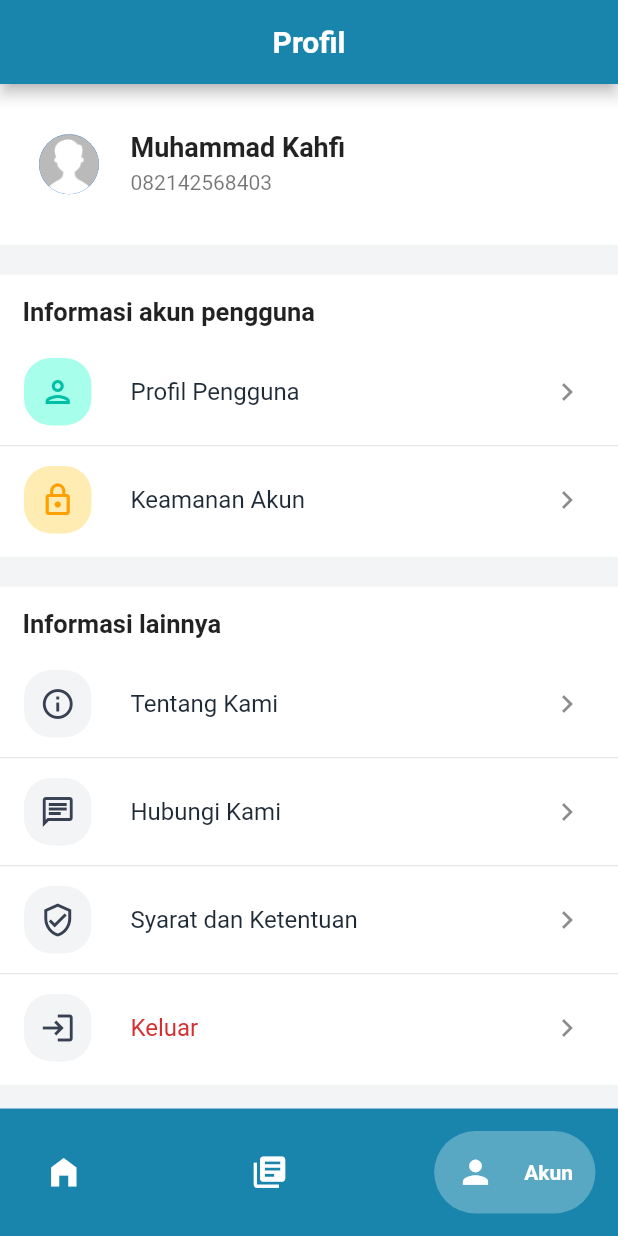
After one commit to orangdeso/E-PKK-, a Flutter app: the navbarView screen opened directly, item 3 of the bottom bar chosen, on a phone screen of 412 x 824 dp. The commit adds this screen. Run offline on Flutter 3.47's test engine with Material 2 defaults, Android fonts, the phone set to English and light mode, and no system bars; drawn by our look-alikes of google_nav_bar; our stand-ins replace flutter_svg, fluttertoast, google_fonts, shared_preferences; accounts and stored records are empty.

Commit message:
UI Setting akun clear

```diff
--- a/lib/helpers/ApiHelper.dart
+++ b/lib/helpers/ApiHelper.dart
@@ -1,3 +1,3 @@
 class ApiHelper {
-  static final String url = 'http://172.16.110.77/vscode/api_rest_pkk/';
+  static final String url = 'http://192.168.1.13/vscode/api_rest_pkk/';
 }
--- a/lib/utils/constants.dart
+++ b/lib/utils/constants.dart
@@ -12,6 +12,7 @@ Color color3 = Color(0xff58A7C3);
 Color abu1 = Color(0xffD9D9D9);
 
 // Color abu
+Color grey50 = Color(0xFFF9FAFB);
 Color grey100 = Color(0xffF3F4F6);
 Color grey200 = Color(0xffE5E7EB);
 Color grey300 = Color(0xffD1D5DB);
@@ -21,6 +22,18 @@ Color grey600 = Color(0xff4B5563);
 Color grey700 = Color(0xff374151);
 Color grey800 = Color(0xff1F2A37);
 Color grey900 = Color(0xff111928);
+
+// Blue light
+Color blueLight50 = Color(0xFFF0F9FF);
+Color blueLight100 = Color(0xFFE0F2FE);
+Color blueLight200 = Color(0xFFB9E6FE);
+Color blueLight300 = Color(0xFF7CD4FD);
+Color blueLight400 = Color(0xFF36BFFA);
+Color blueLight500 = Color(0xFF0BA5EC);
+Color blueLight600 = Color(0xFF0086C9);
+Color blueLight700 = Color(0xFF026AA2);
+Color blueLight800 = Color(0xFF065986);
+Color blueLight900 = Color(0xFF0B4A6F);
 
 TextStyle whiteTextStyle = GoogleFonts.inter(
   color: whiteColor,
@@ -38,6 +51,4 @@ TextStyle formStyle = GoogleFonts.inter(
   color: form,
 );
 
-
-
 FontWeight bold = FontWeight.bold;
--- /dev/null
+++ b/lib/views/Home/home_page.dart
@@ -0,0 +1,22 @@
+import 'package:flutter/material.dart';
+
+class HomePage extends StatefulWidget {
+  const HomePage({super.key});
+
+  @override
+  State<HomePage> createState() => _HomePageState();
+}
+
+class _HomePageState extends State<HomePage> {
+  @override
+  Widget build(BuildContext context) {
+    return Scaffold(
+      body: Center(
+        child: Text(
+          "Home",
+          style: TextStyle(fontSize: 50),
+        ),
+      ),
+    );
+  }
+}
--- a/lib/views/Login/components/LoginController.dart
+++ b/lib/views/Login/components/LoginController.dart
@@ -1,7 +1,6 @@
-import 'package:e_pkk/helpers/OkDialog.dart';
 import 'package:e_pkk/models/LoginApi.dart';
 import 'package:e_pkk/utils/constants.dart';
-import 'package:e_pkk/views/LupaPassword/lupa_password_screen.dart';
+import 'package:e_pkk/views/navbar_view.dart';
 import 'package:flutter/material.dart';
 import 'package:fluttertoast/fluttertoast.dart';
 
@@ -20,7 +19,7 @@ class LoginController {
       if (value.kode == 1) {
         show("Berhasil Login");
         Navigator.of(context)
-            .push(MaterialPageRoute(builder: (context) => lupaPassword()));
+            .push(MaterialPageRoute(builder: (context) => navbarView()));
       } else {
         show("No WhatsApp atau password Anda salah");
         // final myDialog;
--- a/lib/views/Login/components/body.dart
+++ b/lib/views/Login/components/body.dart
@@ -5,7 +5,7 @@ import 'package:e_pkk/views/Login/components/background.dart';
 import 'package:e_pkk/views/Registrasi/components/atau_divider.dart';
 import 'package:e_pkk/views/Registrasi/registrasi_screen.dart';
 import 'package:e_pkk/views/Welcome/welcome_screen.dart';
-import 'package:e_pkk/widget/rounded_password_field.dart';
+import 'package:e_pkk/widgets/rounded_password_field.dart';
 import 'package:e_pkk/simpan_login.dart';
 import 'package:e_pkk/utils/constants.dart';
 import 'package:flutter/material.dart';
@@ -218,7 +218,7 @@ class _BodyState extends State<Body> {
                   validator: (value) {
                     if (value == null || value.isEmpty) {
                       return 'password tidak boleh kosong';
-                    } else if (value.length < 3) {
+                    } else if (value.length < 6) {
                       return 'password minimal 6 karakter';
                     }
                   },
--- a/lib/views/Registrasi/components/body.dart
+++ b/lib/views/Registrasi/components/body.dart
@@ -1,9 +1,9 @@
 import 'package:e_pkk/views/Login/login_screen.dart';
 import 'package:e_pkk/views/Registrasi/components/atau_divider.dart';
 import 'package:e_pkk/views/Registrasi/components/background.dart';
-import 'package:e_pkk/widget/rounded_input_field.dart';
-import 'package:e_pkk/widget/rounded_password_field.dart';
-import 'package:e_pkk/widget/rounded_whatsapp_field.dart';
+import 'package:e_pkk/widgets/rounded_input_field.dart';
+import 'package:e_pkk/widgets/rounded_password_field.dart';
+import 'package:e_pkk/widgets/rounded_whatsapp_field.dart';
 import 'package:e_pkk/utils/constants.dart';
 import 'package:flutter/material.dart';
 import 'package:flutter/services.dart';
--- /dev/null
+++ b/lib/views/Riwayat/riwayat_page.dart
@@ -0,0 +1,24 @@
+import 'package:flutter/material.dart';
+
+class RiwayatPage extends StatefulWidget {
+  const RiwayatPage({super.key});
+
+  @override
+  State<RiwayatPage> createState() => _RiwayatPageState();
+}
+
+class _RiwayatPageState extends State<RiwayatPage> {
+  @override
+  Widget build(BuildContext context) {
+    return Scaffold(
+      body: Center(
+        child: Text(
+          "Riwayat ",
+          style: TextStyle(
+            fontSize: 50,
+          ),
+        ),
+      ),
+    );
+  }
+}
--- /dev/null
+++ b/lib/views/SettingAkun/setting_akun_page.dart
@@ -0,0 +1,352 @@
+import 'package:e_pkk/utils/constants.dart';
+import 'package:e_pkk/views/LupaPassword/lupa_password_screen.dart';
+import 'package:flutter/material.dart';
+
+class SettingAkun extends StatefulWidget {
+  const SettingAkun({super.key});
+
+  @override
+  State<SettingAkun> createState() => _SettingAkunState();
+}
+
+class _SettingAkunState extends State<SettingAkun> {
+  @override
+  Widget build(BuildContext context) {
+    Size size = MediaQuery.of(context).size;
+    return Scaffold(
+      appBar: AppBar(
+        title: Text(
+          "Profil",
+          style: TextStyle(
+            fontWeight: FontWeight.bold,
+          ),
+        ),
+        centerTitle: true,
+        backgroundColor: ktextColor,
+        automaticallyImplyLeading: false,
+      ),
+      backgroundColor: grey100,
+      body: ListView(
+        physics: BouncingScrollPhysics(),
+        children: <Widget>[
+          //SizedBox(height: size.height * 0.15),
+          Align(
+            alignment: FractionalOffset.topCenter,
+            child: Container(
+              padding: EdgeInsets.symmetric(vertical: 5),
+              color: whiteColor,
+              height: size.height * 0.13,
+              alignment: Alignment.centerLeft,
+              child: Padding(
+                padding: EdgeInsets.only(
+                  left: 10,
+                  top: 5,
+                  bottom: 5,
+                  right: 10,
+                ),
+                child: ListTile(
+                  leading: CircleAvatar(
+                    backgroundImage: AssetImage("assets/icons/user64.png"),
+                  ),
+                  title: Padding(
+                    padding: EdgeInsets.symmetric(vertical: 5, horizontal: 5),
+                    child: Text(
+                      "Muhammad Kahfi",
+                      maxLines: 1,
+                      style: TextStyle(
+                        fontSize: 18,
+                        fontWeight: FontWeight.bold,
+                      ),
+                    ),
+                  ),
+                  subtitle: Padding(
+                    padding: EdgeInsets.symmetric(horizontal: 5),
+                    child: Text(
+                      "082142568403",
+                    ),
+                  ),
+                ),
+              ),
+            ),
+          ),
+          Padding(
+            padding: EdgeInsets.only(top: 20),
+            child: Container(
+              color: whiteColor,
+              //height: size.height * 0.6,
+              padding: EdgeInsets.symmetric(vertical: 10),
+              alignment: Alignment.topCenter,
+              child: Column(
+                mainAxisAlignment: MainAxisAlignment.center,
+                children: <Widget>[
+                  Align(
+                    alignment: FractionalOffset.topLeft,
+                    child: Padding(
+                      padding: EdgeInsets.only(
+                        left: 15,
+                        top: 5,
+                        bottom: 15,
+                      ),
+                      child: Text(
+                        "Informasi akun pengguna",
+                        style: TextStyle(
+                          fontSize: 17,
+                          fontWeight: FontWeight.bold,
+                        ),
+                        textAlign: TextAlign.left,
+                      ),
+                    ),
+                  ),
+                  ListTile(
+                    leading: Container(
+                      width: 45,
+                      height: 45,
+                      decoration: BoxDecoration(
+                        borderRadius: BorderRadius.circular(18),
+                        color: Colors.tealAccent.shade100,
+                      ),
+                      child: Icon(
+                        Icons.person_outlined,
+                        color: Colors.tealAccent.shade700,
+                      ),
+                    ),
+                    title: Padding(
+                      padding: const EdgeInsets.only(left: 10),
+                      child: Text(
+                        "Profil Pengguna",
+                        style: TextStyle(
+                          color: grey800,
+                          fontWeight: FontWeight.w400,
+                        ),
+                      ),
+                    ),
+                    trailing: Container(
+                      width: 30,
+                      height: 30,
+                      padding: EdgeInsets.only(right: 10),
+                      decoration: BoxDecoration(
+                        borderRadius: BorderRadius.circular(100),
+                        //color: grey400.withOpacity(0.1),
+                      ),
+                      child: Icon(Icons.keyboard_arrow_right_outlined),
+                    ),
+                  ),
+                  Divider(),
+                  ListTile(
+                    leading: Container(
+                      width: 45,
+                      height: 45,
+                      decoration: BoxDecoration(
+                        borderRadius: BorderRadius.circular(18),
+                        color: Colors.amber.shade100,
+                      ),
+                      child: Icon(
+                        Icons.lock_outline,
+                        color: Colors.amber.shade700,
+                      ),
+                    ),
+                    title: Padding(
+                      padding: const EdgeInsets.only(left: 10),
+                      child: Text(
+                        "Keamanan Akun",
+                        style: TextStyle(
+                          color: grey800,
+                          fontWeight: FontWeight.w400,
+                        ),
+                      ),
+                    ),
+                    trailing: Container(
+                      width: 30,
+                      height: 30,
+                      padding: EdgeInsets.only(right: 10),
+                      decoration: BoxDecoration(
+                        borderRadius: BorderRadius.circular(100),
+                        //color: grey400.withOpacity(0.1),
+                      ),
+                      child: Icon(Icons.keyboard_arrow_right_outlined),
+                    ),
+                  ),
+                ],
+              ),
+            ),
+          ),
+          Padding(
+            padding: EdgeInsets.only(top: 20),
+            child: Container(
+              color: whiteColor,
+              //height: size.height * 0.6,
+              padding: EdgeInsets.symmetric(vertical: 10),
+              alignment: Alignment.topCenter,
+              child: Column(
+                mainAxisAlignment: MainAxisAlignment.center,
+                children: <Widget>[
+                  Align(
+                    alignment: FractionalOffset.topLeft,
+                    child: Padding(
+                      padding: EdgeInsets.only(
+                        left: 15,
+                        top: 5,
+                        bottom: 15,
+                      ),
+                      child: Text(
+                        "Informasi lainnya",
+                        style: TextStyle(
+                          fontSize: 17,
+                          fontWeight: FontWeight.bold,
+                        ),
+                        textAlign: TextAlign.left,
+                      ),
+                    ),
+                  ),
+                  ListTile(
+                    leading: Container(
+                      width: 45,
+                      height: 45,
+                      decoration: BoxDecoration(
+                        borderRadius: BorderRadius.circular(18),
+                        color: grey100,
+                      ),
+                      child: Icon(
+                        Icons.info_outline,
+                        color: grey700,
+                      ),
+                    ),
+                    title: Padding(
+                      padding: const EdgeInsets.only(left: 10),
+                      child: Text(
+                        "Tentang Kami",
+                        style: TextStyle(
+                          color: grey800,
+                          fontWeight: FontWeight.w400,
+                        ),
+                      ),
+                    ),
+                    trailing: Container(
+                      width: 30,
+                      height: 30,
+                      padding: EdgeInsets.only(right: 10),
+                      decoration: BoxDecoration(
+                        borderRadius: BorderRadius.circular(100),
+                        //color: grey400.withOpacity(0.1),
+                      ),
+                      child: Icon(Icons.keyboard_arrow_right_outlined),
+                    ),
+                  ),
+                  Divider(),
+                  ListTile(
+                    leading: Container(
+                      width: 45,
+                      height: 45,
+                      decoration: BoxDecoration(
+                        borderRadius: BorderRadius.circular(18),
+                        color: grey100,
+                      ),
+                      child: Icon(
+                        Icons.chat_outlined,
+                        color: grey700,
+                      ),
+                    ),
+                    title: Padding(
+                      padding: const EdgeInsets.only(left: 10),
+                      child: Text(
+                        "Hubungi Kami",
+                        style: TextStyle(
+                          color: grey800,
+                          fontWeight: FontWeight.w400,
+                        ),
+                      ),
+                    ),
+                    trailing: Container(
+                      width: 30,
+                      height: 30,
+                      padding: EdgeInsets.only(right: 10),
+                      decoration: BoxDecoration(
+                        borderRadius: BorderRadius.circular(100),
+                        //color: grey400.withOpacity(0.1),
+                      ),
+                      child: Icon(Icons.keyboard_arrow_right_outlined),
+                    ),
+                  ),
+                  Divider(),
+                  ListTile(
+                    onTap: () {
+                      Navigator.of(context).push(MaterialPageRoute(
+                          builder: (context) => lupaPassword()));
+                    },
+                    leading: Container(
+                      width: 45,
+                      height: 45,
+                      decoration: BoxDecoration(
+                        borderRadius: BorderRadius.circular(18),
+                        color: grey100,
+                      ),
+                      child: Icon(
+                        Icons.verified_user_outlined,
+                        color: grey700,
+                      ),
+                    ),
+                    title: Padding(
+                      padding: const EdgeInsets.only(left: 10),
+                      child: Text(
+                        "Syarat dan Ketentuan",
+                        style: TextStyle(
+                          color: grey800,
+                          fontWeight: FontWeight.w400,
+                        ),
+                      ),
+                    ),
+                    trailing: Container(
+                      width: 30,
+                      height: 30,
+                      padding: EdgeInsets.only(right: 10),
+                      decoration: BoxDecoration(
+                        borderRadius: BorderRadius.circular(100),
+                        //color: grey400.withOpacity(0.1),
+                      ),
+                      child: Icon(Icons.keyboard_arrow_right_outlined),
+                    ),
+                  ),
+                  Divider(),
+                  ListTile(
+                    leading: Container(
+                      width: 45,
+                      height: 45,
+                      decoration: BoxDecoration(
+                        borderRadius: BorderRadius.circular(18),
+                        color: grey100,
+                      ),
+                      child: Icon(
+                        Icons.login_outlined,
+                        color: grey700,
+                      ),
+                    ),
+                    title: Padding(
+                      padding: const EdgeInsets.only(left: 10),
+                      child: Text(
+                        "Keluar",
+                        style: TextStyle(
+                          color: Colors.red.shade700,
+                          fontWeight: FontWeight.w400,
+                        ),
+                      ),
+                    ),
+                    trailing: Container(
+                      width: 30,
+                      height: 30,
+                      padding: EdgeInsets.only(right: 10),
+                      decoration: BoxDecoration(
+                        borderRadius: BorderRadius.circular(100),
+                        //color: grey400.withOpacity(0.1),
+                      ),
+                      child: Icon(Icons.keyboard_arrow_right_outlined),
+                    ),
+                  ),
+                ],
+              ),
+            ),
+          ),
+        ],
+      ),
+    );
+  }
+}
--- /dev/null
+++ b/lib/views/navbar_view.dart
@@ -0,0 +1,63 @@
+import 'package:e_pkk/utils/constants.dart';
+import 'package:e_pkk/views/Home/home_page.dart';
+import 'package:e_pkk/views/Riwayat/riwayat_page.dart';
+import 'package:e_pkk/views/SettingAkun/setting_akun_page.dart';
+import 'package:flutter/material.dart';
+import 'package:google_nav_bar/google_nav_bar.dart';
+
+class navbarView extends StatefulWidget {
+  const navbarView({super.key});
+
+  @override
+  State<navbarView> createState() => _navbarViewState();
+}
+
+class _navbarViewState extends State<navbarView> {
+  int _currentIndex = 0;
+  List<Widget> _children = [HomePage(), RiwayatPage(), SettingAkun()];
+
+  void _onItemTap(int index) {
+    setState(() {
+      _currentIndex = index;
+    });
+  }
+
+  @override
+  Widget build(BuildContext context) {
+    return Scaffold(
+      body: _children.elementAt(_currentIndex),
+      bottomNavigationBar: Container(
+        color: ktextColor,
+        child: Padding(
+          padding: const EdgeInsets.symmetric(horizontal: 15, vertical: 15),
+          child: GNav(
+            gap: 20,
+            backgroundColor: ktextColor,
+            color: whiteColor,
+            activeColor: whiteColor,
+            tabBackgroundColor: color3,
+            padding: EdgeInsets.all(15),
+            tabs: const [
+              GButton(
+                icon: Icons.home_filled,
+                text: 'Beranda',
+                iconSize: 25,
+              ),
+              GButton(
+                icon: Icons.library_books,
+                text: 'Riwayat',
+                iconSize: 25,
+              ),
+              GButton(
+                icon: Icons.person,
+                text: 'Akun',
+                iconSize: 25,
+              ),
+            ],
+            onTabChange: _onItemTap,
+          ),
+        ),
+      ),
+    );
+  }
+}
--- a/lib/widget/rounded_input_field.dart
+++ b/lib/widgets/rounded_input_field.dart
@@ -1,4 +1,4 @@
-import 'package:e_pkk/widget/text_field_container.dart';
+import 'package:e_pkk/widgets/text_field_container.dart';
 import 'package:e_pkk/utils/constants.dart';
 import 'package:flutter/material.dart';
 
--- a/lib/widget/rounded_password_field.dart
+++ b/lib/widgets/rounded_password_field.dart
@@ -1,4 +1,4 @@
-import 'package:e_pkk/widget/text_field_container.dart';
+import 'package:e_pkk/widgets/text_field_container.dart';
 import 'package:e_pkk/utils/constants.dart';
 import 'package:flutter/material.dart';
 
--- a/lib/widget/rounded_whatsapp_field.dart
+++ b/lib/widgets/rounded_whatsapp_field.dart
@@ -1,4 +1,4 @@
-import 'package:e_pkk/widget/text_field_container.dart';
+import 'package:e_pkk/widgets/text_field_container.dart';
 import 'package:e_pkk/utils/constants.dart';
 import 'package:flutter/material.dart';
 import 'package:flutter/services.dart';
--- a/pubspec.yaml
+++ b/pubspec.yaml
@@ -14,7 +14,8 @@ dependencies:
   http: ^0.13.5
   shared_preferences: ^2.0.20
   fluttertoast: ^8.2.1
-  # flutter_svg: ^0.22.0
+  google_nav_bar: ^5.0.6
+  awesome_dialog: ^3.0.2
   # simple_shadow: ^0.2.0
 
 dev_dependencies:
```
Also changed, not shown: assets/icons/camera64.png (added), assets/icons/home64.png (added), assets/icons/user64.png (added), lib/widgets/text_field_container.dart (renamed from lib/widget/text_field_container.dart), pubspec.lock.
